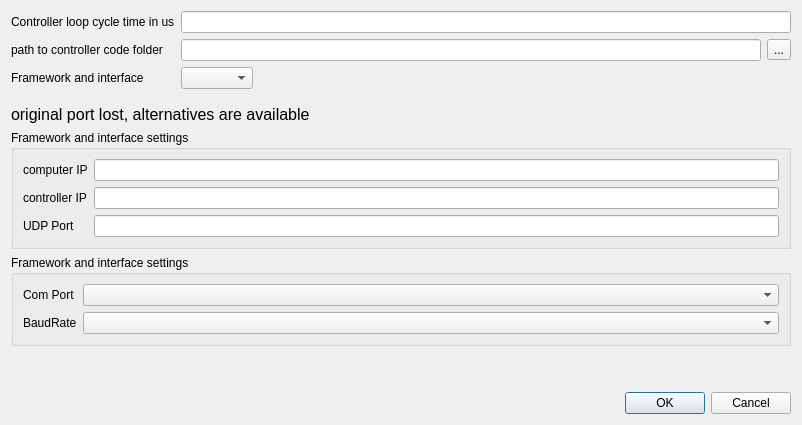
The window that gui/designerfiles/projectMiscSettingsDialog.ui (hmcontroller/ControlDemonstrator) describes before a commit, drawn with Qt 5.
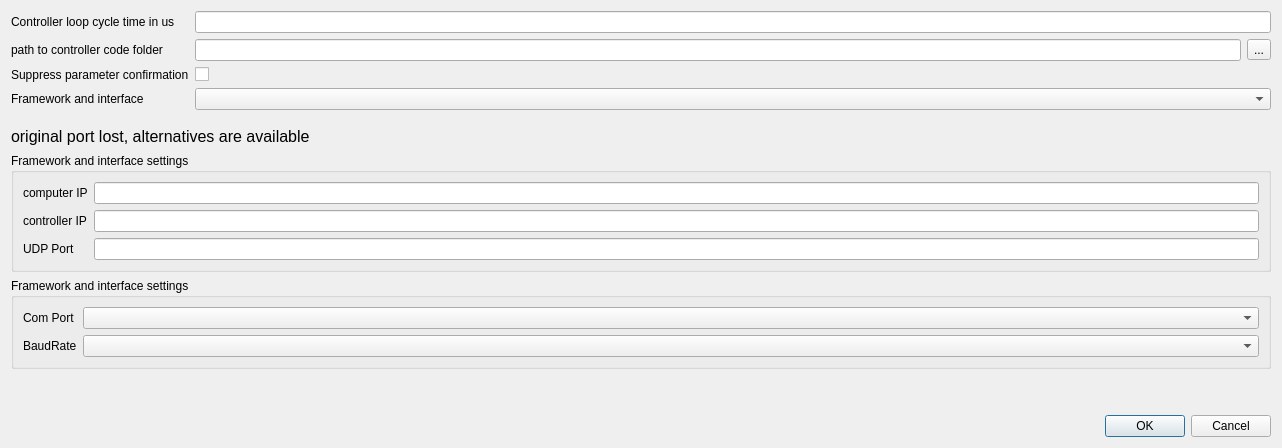
The same window after the commit.

Commit message: parameter suppression included

```diff
--- a/gui/designerfiles/projectMiscSettingsDialog.ui
+++ b/gui/designerfiles/projectMiscSettingsDialog.ui
@@ -6,8 +6,8 @@
    <rect>
     <x>0</x>
     <y>0</y>
-    <width>802</width>
-    <height>416</height>
+    <width>1282</width>
+    <height>448</height>
    </rect>
   </property>
   <property name="sizePolicy">
@@ -22,12 +22,6 @@
   <layout class="QVBoxLayout" name="verticalLayout">
    <item>
     <layout class="QFormLayout" name="formLayout">
-     <property name="sizeConstraint">
-      <enum>QLayout::SetDefaultConstraint</enum>
-     </property>
-     <property name="fieldGrowthPolicy">
-      <enum>QFormLayout::ExpandingFieldsGrow</enum>
-     </property>
      <item row="0" column="0">
       <widget class="QLabel" name="label_2">
        <property name="text">
@@ -60,13 +54,27 @@
       </layout>
      </item>
      <item row="2" column="0">
+      <widget class="QLabel" name="label_9">
+       <property name="text">
+        <string>Suppress parameter confirmation</string>
+       </property>
+      </widget>
+     </item>
+     <item row="2" column="1">
+      <widget class="QCheckBox" name="checkBoxParamConfSuppression">
+       <property name="text">
+        <string/>
+       </property>
+      </widget>
+     </item>
+     <item row="3" column="0">
       <widget class="QLabel" name="label_4">
        <property name="text">
         <string>Framework and interface</string>
        </property>
       </widget>
      </item>
-     <item row="2" column="1">
+     <item row="3" column="1">
       <widget class="QComboBox" name="comboBoxFrameworkAndInterface"/>
      </item>
     </layout>
```
The commit also changes 18 other files.
